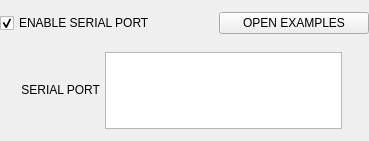
The window that interfaces/interfaceserial.ui (buzzinglight/IanniX) describes before a commit, drawn with Qt 5.
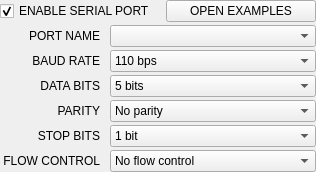
The same window after the commit.

Patch:
```diff
--- a/interfaces/interfaceserial.ui
+++ b/interfaces/interfaceserial.ui
@@ -6,8 +6,8 @@
    <rect>
     <x>0</x>
     <y>0</y>
-    <width>369</width>
-    <height>141</height>
+    <width>311</width>
+    <height>172</height>
    </rect>
   </property>
   <property name="windowTitle">
@@ -16,15 +16,9 @@
   <property name="statusTip">
    <string>Serial port interface|IanniX can send and receive messages through a serial port connectivity (UART / RS232). Values are sent in ASCII format, separated by spaces and ended by CR character.\nThis is totaly compatible with Arduino shields for example.</string>
   </property>
-  <property name="styleSheet">
-   <string notr="true">QPlainTextEdit {
-	min-height: 	75px;
-	font: 			10px &quot;Lucida Console&quot;, &quot;Monaco&quot;;
-}</string>
-  </property>
   <layout class="QVBoxLayout" name="verticalLayout">
    <property name="spacing">
-    <number>5</number>
+    <number>3</number>
    </property>
    <property name="margin">
     <number>0</number>
@@ -85,9 +79,15 @@
     </layout>
    </item>
    <item>
-    <layout class="QHBoxLayout" name="horizontalLayout">
-     <item>
-      <widget class="QLabel" name="label">
+    <layout class="QFormLayout" name="formLayout">
+     <property name="horizontalSpacing">
+      <number>10</number>
+     </property>
+     <property name="verticalSpacing">
+      <number>3</number>
+     </property>
+     <item row="0" column="0">
+      <widget class="QLabel" name="portLabel">
        <property name="minimumSize">
         <size>
          <width>100</width>
@@ -101,44 +101,302 @@
         </size>
        </property>
        <property name="text">
-        <string>SERIAL PORT</string>
+        <string>PORT NAME</string>
        </property>
        <property name="alignment">
         <set>Qt::AlignRight|Qt::AlignTrailing|Qt::AlignVCenter</set>
        </property>
       </widget>
      </item>
-     <item>
-      <widget class="QPlainTextEdit" name="port">
+     <item row="0" column="1">
+      <widget class="QComboBox" name="portCombo">
        <property name="minimumSize">
         <size>
+         <width>200</width>
+         <height>0</height>
+        </size>
+       </property>
+      </widget>
+     </item>
+     <item row="1" column="0">
+      <widget class="QLabel" name="baudLabel">
+       <property name="minimumSize">
+        <size>
          <width>100</width>
-         <height>77</height>
+         <height>0</height>
         </size>
        </property>
        <property name="maximumSize">
         <size>
-         <width>250</width>
-         <height>75</height>
+         <width>100</width>
+         <height>16777215</height>
         </size>
        </property>
-       <property name="toolTip">
-        <string>Changes the port for incoming serial port messages</string>
+       <property name="text">
+        <string>BAUD RATE</string>
        </property>
+       <property name="alignment">
+        <set>Qt::AlignRight|Qt::AlignTrailing|Qt::AlignVCenter</set>
+       </property>
       </widget>
      </item>
-     <item>
-      <spacer name="horizontalSpacer">
-       <property name="orientation">
-        <enum>Qt::Horizontal</enum>
+     <item row="1" column="1">
+      <widget class="QComboBox" name="baudCombo">
+       <property name="minimumSize">
+        <size>
+         <width>120</width>
+         <height>0</height>
+        </size>
        </property>
-       <property name="sizeHint" stdset="0">
+       <item>
+        <property name="text">
+         <string>110 bps</string>
+        </property>
+       </item>
+       <item>
+        <property name="text">
+         <string>300 bps</string>
+        </property>
+       </item>
+       <item>
+        <property name="text">
+         <string>600 bps</string>
+        </property>
+       </item>
+       <item>
+        <property name="text">
+         <string>1200 bps</string>
+        </property>
+       </item>
+       <item>
+        <property name="text">
+         <string>2400 bps</string>
+        </property>
+       </item>
+       <item>
+        <property name="text">
+         <string>4800 bps</string>
+        </property>
+       </item>
+       <item>
+        <property name="text">
+         <string>9600 bps</string>
+        </property>
+       </item>
+       <item>
+        <property name="text">
+         <string>19200 bps</string>
+        </property>
+       </item>
+       <item>
+        <property name="text">
+         <string>38400 bps</string>
+        </property>
+       </item>
+       <item>
+        <property name="text">
+         <string>57600 bps</string>
+        </property>
+       </item>
+       <item>
+        <property name="text">
+         <string>115200 bps</string>
+        </property>
+       </item>
+      </widget>
+     </item>
+     <item row="2" column="0">
+      <widget class="QLabel" name="bitsLabel">
+       <property name="minimumSize">
         <size>
-         <width>40</width>
-         <height>20</height>
+         <width>100</width>
+         <height>0</height>
         </size>
        </property>
-      </spacer>
+       <property name="maximumSize">
+        <size>
+         <width>100</width>
+         <height>16777215</height>
+        </size>
+       </property>
+       <property name="text">
+        <string>DATA BITS</string>
+       </property>
+       <property name="alignment">
+        <set>Qt::AlignRight|Qt::AlignTrailing|Qt::AlignVCenter</set>
+       </property>
+      </widget>
+     </item>
+     <item row="2" column="1">
+      <widget class="QComboBox" name="bitsCombo">
+       <property name="minimumSize">
+        <size>
+         <width>120</width>
+         <height>0</height>
+        </size>
+       </property>
+       <item>
+        <property name="text">
+         <string>5 bits</string>
+        </property>
+       </item>
+       <item>
+        <property name="text">
+         <string>6 bits</string>
+        </property>
+       </item>
+       <item>
+        <property name="text">
+         <string>7 bits</string>
+        </property>
+       </item>
+       <item>
+        <property name="text">
+         <string>8 bits</string>
+        </property>
+       </item>
+      </widget>
+     </item>
+     <item row="3" column="0">
+      <widget class="QLabel" name="parityLabel">
+       <property name="minimumSize">
+        <size>
+         <width>100</width>
+         <height>0</height>
+        </size>
+       </property>
+       <property name="maximumSize">
+        <size>
+         <width>100</width>
+         <height>16777215</height>
+        </size>
+       </property>
+       <property name="text">
+        <string>PARITY</string>
+       </property>
+       <property name="alignment">
+        <set>Qt::AlignRight|Qt::AlignTrailing|Qt::AlignVCenter</set>
+       </property>
+      </widget>
+     </item>
+     <item row="3" column="1">
+      <widget class="QComboBox" name="parityCombo">
+       <property name="minimumSize">
+        <size>
+         <width>120</width>
+         <height>0</height>
+        </size>
+       </property>
+       <item>
+        <property name="text">
+         <string>No parity</string>
+        </property>
+       </item>
+       <item>
+        <property name="text">
+         <string>Odd parity</string>
+        </property>
+       </item>
+       <item>
+        <property name="text">
+         <string>Even parity</string>
+        </property>
+       </item>
+       <item>
+        <property name="text">
+         <string>Space parity</string>
+        </property>
+       </item>
+      </widget>
+     </item>
+     <item row="4" column="0">
+      <widget class="QLabel" name="stopLabel">
+       <property name="minimumSize">
+        <size>
+         <width>100</width>
+         <height>0</height>
+        </size>
+       </property>
+       <property name="maximumSize">
+        <size>
+         <width>100</width>
+         <height>16777215</height>
+        </size>
+       </property>
+       <property name="text">
+        <string>STOP BITS</string>
+       </property>
+       <property name="alignment">
+        <set>Qt::AlignRight|Qt::AlignTrailing|Qt::AlignVCenter</set>
+       </property>
+      </widget>
+     </item>
+     <item row="4" column="1">
+      <widget class="QComboBox" name="stopCombo">
+       <property name="minimumSize">
+        <size>
+         <width>120</width>
+         <height>0</height>
+        </size>
+       </property>
+       <item>
+        <property name="text">
+         <string>1 bit</string>
+        </property>
+       </item>
+       <item>
+        <property name="text">
+         <string>2 bits</string>
+        </property>
+       </item>
+      </widget>
+     </item>
+     <item row="5" column="0">
+      <widget class="QLabel" name="flowLabel">
+       <property name="minimumSize">
+        <size>
+         <width>100</width>
+         <height>0</height>
+        </size>
+       </property>
+       <property name="maximumSize">
+        <size>
+         <width>100</width>
+         <height>16777215</height>
+        </size>
+       </property>
+       <property name="text">
+        <string>FLOW CONTROL</string>
+       </property>
+       <property name="alignment">
+        <set>Qt::AlignRight|Qt::AlignTrailing|Qt::AlignVCenter</set>
+       </property>
+      </widget>
+     </item>
+     <item row="5" column="1">
+      <widget class="QComboBox" name="flowCombo">
+       <property name="minimumSize">
+        <size>
+         <width>150</width>
+         <height>0</height>
+        </size>
+       </property>
+       <item>
+        <property name="text">
+         <string>No flow control</string>
+        </property>
+       </item>
+       <item>
+        <property name="text">
+         <string>Hardware flow control</string>
+        </property>
+       </item>
+       <item>
+        <property name="text">
+         <string>XON/XOFF flow control</string>
+        </property>
+       </item>
+      </widget>
      </item>
     </layout>
    </item>
```
